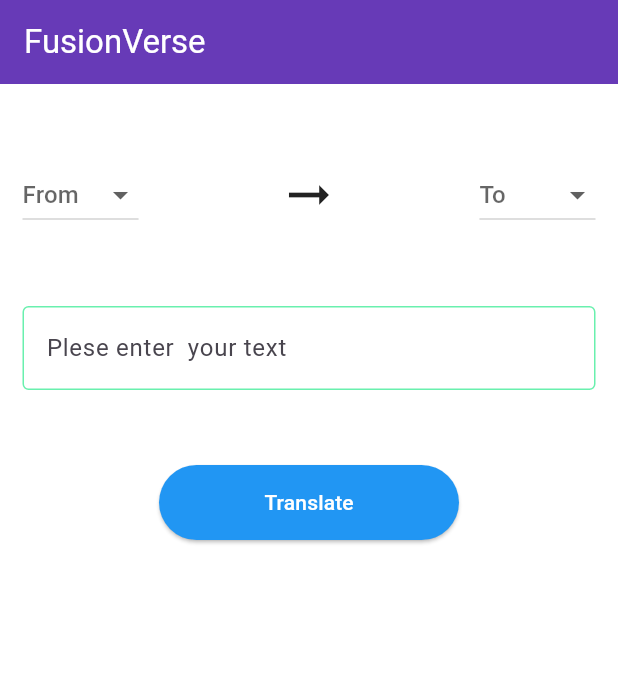
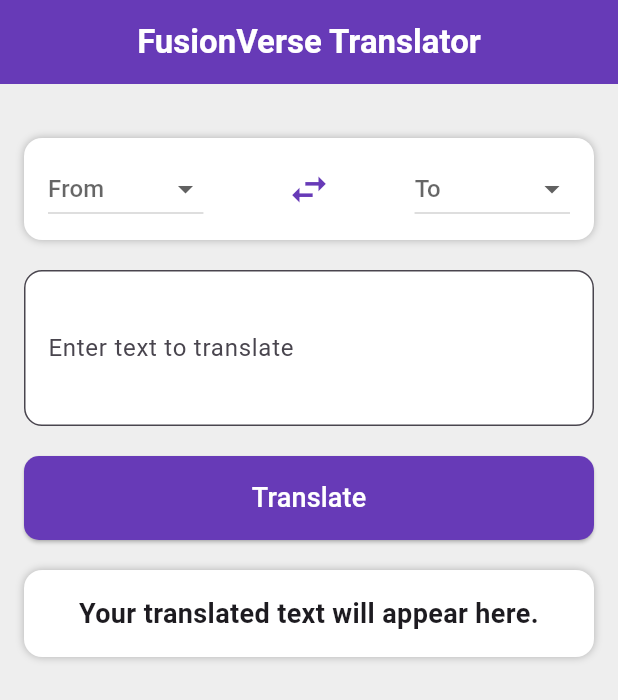
Before and after one commit to abhi96088/FusionVerse, a Flutter app: the screen it shows after launch, after a tap on "Translate", on a phone screen of 412 x 824 dp. Shown: the top 700 px of the screen. Run offline on Flutter 3.47's test engine with Material 3 defaults, Android fonts, the phone set to English and light mode, and no system bars; our stand-ins replace flutter_tts; missing offline and left inert: translator.

Commit message:
improve ui, add more languages and implement text to speech

```diff
--- a/lib/home_screen.dart
+++ b/lib/home_screen.dart
@@ -1,4 +1,5 @@
 import 'package:flutter/material.dart';
+import 'package:flutter_tts/flutter_tts.dart';
 import 'package:translator/translator.dart';
 
 class HomeScreen extends StatefulWidget {
@@ -9,130 +10,217 @@ class HomeScreen extends StatefulWidget {
 }
 
 class _HomeScreenState extends State<HomeScreen> {
+  // variable to store list of languages
+  var languages = ["Hindi", "English", "Bengali", "Telugu", "Marathi", "Tamil", "Urdu", "Gujarati", "Malayalam", "Odia", "Punjabi", "Kannada", "Assamese", "Maithili"];
+  var from = "From";  // value at from dropdown
+  var to = "To";  // value at to dropdown
+  var output = "";  // variable to store output
 
-  var languages = ["Hindi", "English"];
-  var from = "From";
-  var to = "To";
-
-  var output = "";
-
+  // controller to get text of text field
   TextEditingController textController = TextEditingController();
 
-  void translate(String source, String destination, String input) async{
-    GoogleTranslator translator = new GoogleTranslator();
-    var translation = await translator.translate(input, from: source, to: destination);
+  FlutterTts flutterTts = FlutterTts();   // initialized text to speech
+
+  // function to translate the entered text
+  void translate(String source, String destination, String input) async {
+    GoogleTranslator translator = GoogleTranslator();   // initialize google translator
+    var translation = await translator.translate(input, from: source, to: destination); // translate the text
     setState(() {
-      output = translation.text.toString();
+      output = translation.text.toString();   // set translated text as output
     });
 
-    if(source == '--' || destination == '--'){
+    // check if language not provided
+    if (source == '--' || destination == '--') {
       setState(() {
         output = "Failed to translate";
       });
     }
-
   }
 
-  String getLangCode(String lang){
-    if(lang == "English"){
+  // function to get language code
+  String getLangCode(String lang) {
+    if (lang == "English") {
       return "en";
-    }else if(lang == "Hindi"){
+    } else if (lang == "Hindi") {
       return "hi";
+    } else if (lang == "Bengali") {
+      return "bn";
+    } else if (lang == "Telugu") {
+      return "te";
+    } else if (lang == "Marathi") {
+      return "mr";
+    } else if (lang == "Tamil") {
+      return "ta";
+    } else if (lang == "Urdu") {
+      return "ur";
+    } else if (lang == "Gujarati") {
+      return "gu";
+    } else if (lang == "Malayalam") {
+      return "ml";
+    } else if (lang == "Odia") {
+      return "or";
+    } else if (lang == "Punjabi") {
+      return "pa";
+    } else if (lang == "Kannada") {
+      return "kn";
+    } else if (lang == "Assamese") {
+      return "as";
+    } else if (lang == "Maithili") {
+      return "mai";
+    }
+    return '--';
   }
 
-    return '--';
+  // function to swap language vales of from and to when clicked on swap icon
+  void swapLanguages() {
+    if (from != "From" && to != "To") {
+      setState(() {
+        var temp = from;
+        from = to;
+        to = temp;
+      });
     }
+  }
+
+  // function to speak the translated text
+  void speak() async {
+    if (output.isNotEmpty) {
+      await flutterTts.setLanguage(getLangCode(to)); // Set language
+      await flutterTts.setPitch(1.0); // Adjust pitch (1.0 = normal)
+      await flutterTts.speak(output); // Speak the translated text
+    }
+  }
+
+
 
   @override
   Widget build(BuildContext context) {
     return Scaffold(
-      backgroundColor: Colors.white,
+      backgroundColor: Colors.grey[200],
       appBar: AppBar(
-        title: Text("FusionVerse", style: TextStyle(color: Colors.white),),
+        title: Text("FusionVerse Translator", style: TextStyle(fontWeight: FontWeight.bold, color: Colors.white)),
+        centerTitle: true,
         backgroundColor: Colors.deepPurple,
+        elevation: 0,
       ),
-      body: SingleChildScrollView(
-        child: Padding(
-          padding: EdgeInsets.symmetric(horizontal: 15) ,
+      body: Padding(
+        padding: const EdgeInsets.all(16.0),
         child: Column(
+          crossAxisAlignment: CrossAxisAlignment.center,
           children: [
-              SizedBox(height: 50,),
-              Row(
+            SizedBox(height: 20),
+            ///@@@@@@@@@@@@@@@@@@@@@@@@@@@@@@@@@ from - to dropdowns @@@@@@@@@@@@@@@@@@@@@@@@@@///
+            Container(
+              padding: EdgeInsets.symmetric(horizontal: 16, vertical: 10),
+              decoration: BoxDecoration(
+                color: Colors.white,
+                borderRadius: BorderRadius.circular(12),
+                boxShadow: [BoxShadow(color: Colors.black26, blurRadius: 4)],
+              ),
+              child: Row(
+                mainAxisAlignment: MainAxisAlignment.spaceBetween,
                 children: [
+                  //----------> from dropdown button
                   DropdownButton(
-                    hint: Text(
-                      from
-                    ),
+                    value: from == "From" ? null : from,
+                    hint: Text(from),
                     icon: Icon(Icons.arrow_drop_down),
-                    items: languages.map((String dropDownItem){
-                      return DropdownMenuItem(child: Text(dropDownItem), value: dropDownItem,);
+                    items: languages.map((String dropDownItem) {
+                      return DropdownMenuItem(
+                        value: dropDownItem,
+                        child: Text(dropDownItem),
+                      );
                     }).toList(),
-                    onChanged: (String? value){
+                    onChanged: (String? value) {
                       setState(() {
                         from = value!;
                       });
-                    }
+                    },
                   ),
-                  Spacer(),
-                  Icon(Icons.arrow_right_alt, size: 40,),
-                  Spacer(),
+                  //------> Swap icon button
+                  IconButton(
+                    icon: Icon(Icons.swap_horiz, size: 30, color: Colors.deepPurple),
+                    onPressed: (from != "From" && to != "To") ? swapLanguages : null,
+                  ),
+                  //----------> to dropdown button
                   DropdownButton(
-                      hint: Text(
-                          to
-                      ),
+                    value: to == "To" ? null : to,
+                    hint: Text(to),
                     icon: Icon(Icons.arrow_drop_down),
-                      items: languages.map((String dropDownItem){
-                        return DropdownMenuItem(child: Text(dropDownItem), value: dropDownItem,);
+                    items: languages.map((String dropDownItem) {
+                      return DropdownMenuItem(
+                        value: dropDownItem,
+                        child: Text(dropDownItem),
+                      );
                     }).toList(),
-                      onChanged: (String? value){
+                    onChanged: (String? value) {
                       setState(() {
                         to = value!;
                       });
-                      }
+                    },
                   ),
                 ],
               ),
-              SizedBox(height: 50,),
-              TextFormField(
+            ),
+            SizedBox(height: 20),
+            ///@@@@@@@@@@@@@@@@@@@@@@@@@@@@@@ text field to take text to translate @@@@@@@@@@@@@@@@@@@@@@@@///
+            TextField(
               controller: textController,
               decoration: InputDecoration(
-                  labelText: "Plese enter  your text",
-                  border: OutlineInputBorder(
-                    borderSide: BorderSide(
-                        color: Colors.greenAccent
+                labelText: "Enter text to translate",
+                filled: true,
+                fillColor: Colors.white,
+                border: OutlineInputBorder(borderRadius: BorderRadius.circular(12)),
+              ),
+              maxLines: 3,
+            ),
+            SizedBox(height: 20),
+            ///@@@@@@@@@@@@@@@@@@@@@@@@@@ translate button @@@@@@@@@@@@@@@@@@@@@@@@@@@@@@@@@///
+            SizedBox(
+              width: double.infinity,
+              child: ElevatedButton(
+                onPressed: () {
+                  translate(getLangCode(from), getLangCode(to), textController.text.trim());
+                },
+                style: ElevatedButton.styleFrom(
+                  padding: EdgeInsets.symmetric(vertical: 15),
+                  backgroundColor: Colors.deepPurple,
+                  shape: RoundedRectangleBorder(borderRadius: BorderRadius.circular(10)),
+                ),
+                child: Text("Translate", style: TextStyle(fontSize: 18, color: Colors.white)),
               ),
             ),
-                  enabledBorder: OutlineInputBorder(
-                    borderSide: BorderSide(
-                        color: Colors.greenAccent
+            SizedBox(height: 20),
+            ///@@@@@@@@@@@@@@@@@@@@@@@ container to show translated text @@@@@@@@@@@@@@@@@@@///
+            Container(
+              width: double.infinity,
+              padding: EdgeInsets.all(16),
+              decoration: BoxDecoration(
+                color: Colors.white,
+                borderRadius: BorderRadius.circular(12),
+                boxShadow: [BoxShadow(color: Colors.black26, blurRadius: 4)],
+              ),
+              child: Row(
+                mainAxisAlignment: MainAxisAlignment.center,
+                children: [
+                  Expanded(
+                    child: Text(
+                      output == "" ? "Your translated text will appear here." : output,
+                      style: TextStyle(fontSize: 18, fontWeight: FontWeight.bold),
+                      textAlign: TextAlign.center,
                     ),
                   ),
+                  if (output.isNotEmpty) // Show button only if there's text
+                    // show an speaker button to read aloud the translated text
+                    IconButton(
+                      icon: Icon(Icons.volume_up, size: 30, color: Colors.deepPurple),
+                      onPressed: speak,
                     ),
-                validator: (value){
-                  if(value == null || value.isEmpty){
-                    return "please enter text to translate";
-                  }
-                  return null;
-                },
-              ),
-              SizedBox(height: 50,),
-              SizedBox(
-                height: 50,
-                width: 200,
-                child: ElevatedButton(
-                    onPressed: (){
-                      translate(getLangCode(from), getLangCode(to), textController.text.toString());                        },
-                    style: ElevatedButton.styleFrom(
-                        backgroundColor: Colors.blue,
-                        foregroundColor: Colors.white
-                    ),
-                    child: Text("Translate")
-                ),
-              ),
-              SizedBox(height: 50,),
-              Text("\n$output", style: TextStyle(fontSize: 25),)
                 ],
               ),
+
+            ),
+          ],
         ),
       ),
     );
--- a/pubspec.yaml
+++ b/pubspec.yaml
@@ -35,6 +35,7 @@ dependencies:
   # Use with the CupertinoIcons class for iOS style icons.
   cupertino_icons: ^1.0.8
   translator: ^1.0.3+1
+  flutter_tts: ^4.2.2
 
 dev_dependencies:
   flutter_test:
```
Also changed, not shown: pubspec.lock, 1 other file. Lines whose indentation alone changed are shown as unchanged.
